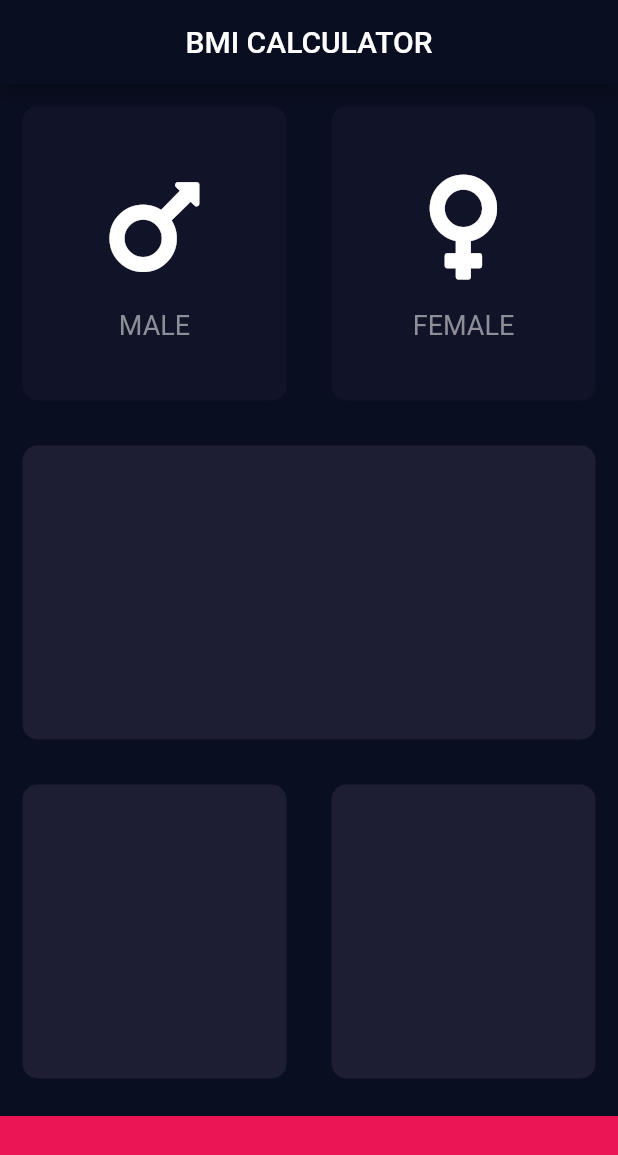
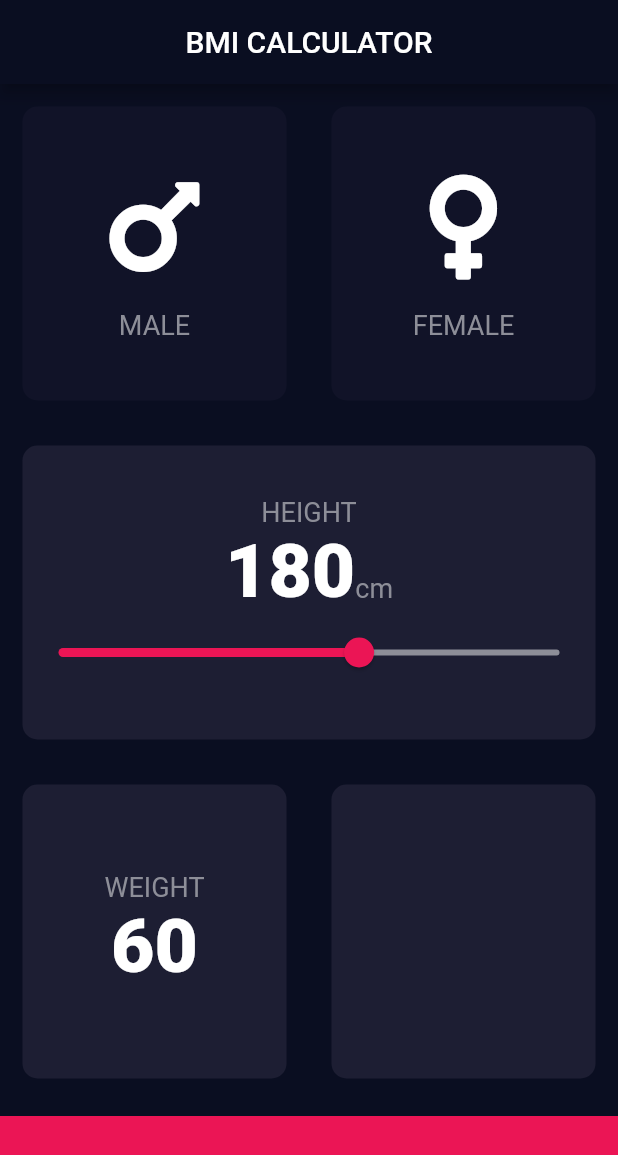
Before and after one commit to nazhimkalam/Learning-Flutter, a Flutter app: the screen it shows after launch, on a phone screen of 412 x 824 dp. Shown: the top 1155 px of the screen. Run offline on Flutter 3.47's test engine with Material 2 defaults, Android fonts, the phone set to English and light mode, and no system bars; our stand-ins replace font_awesome_flutter.

```diff
--- a/bmi_calculator/lib/ReusableCardContent.dart
+++ b/bmi_calculator/lib/ReusableCardContent.dart
@@ -1,10 +1,6 @@
 // This is the Reusable Card Content Widget
+import 'package:bmi_calculator/constants.dart';
 import 'package:flutter/material.dart';
-
-const textLabelStyle = TextStyle(
-    fontSize: 18.0,
-    color: Color(0xFF8D8E98)
-);
 
 class ReusableCardContent extends StatelessWidget {
 
@@ -29,7 +25,7 @@ class ReusableCardContent extends StatelessWidget {
         ),
         Text(
           label,
-          style: textLabelStyle
+          style: kTextLabelStyle
         )
       ],
     );
--- /dev/null
+++ b/bmi_calculator/lib/constants.dart
@@ -0,0 +1,18 @@
+import 'package:flutter/material.dart';
+
+const kBottomContainerHeight = 80.0;
+const kCardColour = 0xFF1D1E33;
+const kBottomContainerColour = 0xFFEB1555;
+const kActiveCardColor = 0xFF1D1E33;
+const kInactiveCardColor = 0xFF111328;
+
+
+const kTextLabelStyle = TextStyle(
+    fontSize: 18.0,
+    color: Color(0xFF8D8E98)
+);
+
+const kTextThickFontStyle = TextStyle(
+    fontSize: 50.0,
+    fontWeight: FontWeight.w900
+);
--- a/bmi_calculator/lib/input_page.dart
+++ b/bmi_calculator/lib/input_page.dart
@@ -1,13 +1,8 @@
 import 'package:bmi_calculator/ReusableCard.dart';
 import 'package:bmi_calculator/ReusableCardContent.dart';
+import 'package:bmi_calculator/constants.dart';
 import 'package:flutter/material.dart';
 import 'package:font_awesome_flutter/font_awesome_flutter.dart';
-
-const bottomContainerHeight = 80.0;
-const cardColour = 0xFF1D1E33;
-const bottomContainerColour = 0xFFEB1555;
-const activeCardColor = 0xFF1D1E33;
-const inactiveCardColor = 0xFF111328;
 
 // Enum created for the gender constant names
 enum Gender{
@@ -22,9 +17,11 @@ class InputPage extends StatefulWidget {
 
 class _InputPageState extends State<InputPage> {
 
-  Color maleCardColor = Color(inactiveCardColor);
-  Color femaleCardColor = Color(inactiveCardColor);
+  Color maleCardColor = Color(kInactiveCardColor);
+  Color femaleCardColor = Color(kInactiveCardColor);
   Gender selectedGender;
+  int height = 180;
+  int weight = 60;
 
   @override
   Widget build(BuildContext context) {
@@ -35,6 +32,7 @@ class _InputPageState extends State<InputPage> {
           ),
         ),
         body: Column(
+          crossAxisAlignment: CrossAxisAlignment.stretch,
           children: <Widget>[
             Expanded(
                 child: Row(
@@ -46,7 +44,7 @@ class _InputPageState extends State<InputPage> {
                             selectedGender = Gender.male;
                           });
                         },
-                        colour: selectedGender == Gender.male ? Color(activeCardColor) : Color(inactiveCardColor),
+                        colour: selectedGender == Gender.male ? Color(kActiveCardColor) : Color(kInactiveCardColor),
                         cardChild: ReusableCardContent(icon: FontAwesomeIcons.mars, label: "MALE",),
                     ),
                   ),
@@ -57,31 +55,78 @@ class _InputPageState extends State<InputPage> {
                           selectedGender = Gender.female;
                         });
                       },
-                      colour: selectedGender == Gender.female ? Color(activeCardColor) : Color(inactiveCardColor),
+                      colour: selectedGender == Gender.female ? Color(kActiveCardColor) : Color(kInactiveCardColor),
                       cardChild: ReusableCardContent(icon: FontAwesomeIcons.venus, label: "FEMALE",),
                     ),
                 ),
               ],
             )),
             Expanded(
-              child: ReusableCard(colour: Color(cardColour)),
+              child: ReusableCard(
+                  colour: Color(kCardColour),
+                  cardChild: Column(
+                    mainAxisAlignment: MainAxisAlignment.center,
+                    children: [
+                      Text("HEIGHT", style: kTextLabelStyle),
+                      Row(
+                        mainAxisAlignment: MainAxisAlignment.center,
+                        crossAxisAlignment: CrossAxisAlignment.baseline,
+                        textBaseline: TextBaseline.alphabetic,
+                        children: [
+                          Text(height.toString(), style: kTextThickFontStyle),
+                          Text("cm", style: kTextLabelStyle,)
+                        ],
+                      ),
+                      SliderTheme(
+                        data: SliderThemeData(),
+                        child: Slider(
+                            value: height.toDouble(),
+                            min: 120.0,
+                            max: 220.0,
+                            activeColor: Color(0xffeb1555),
+                            inactiveColor: Color(0xff8d8e98),
+                            onChanged: (double newValue){
+                              setState(() {
+                                height = newValue.round();
+                              });
+                            }
+                        ),
+                      )
+                    ],
+                  ),
+              ),
             ),
             Expanded(
                 child: Row(
                 children: <Widget>[
                   Expanded(
-                    child: ReusableCard(colour: Color(cardColour)),
+                    child: ReusableCard(
+                        colour: Color(kCardColour),
+                        cardChild: Column(
+                          mainAxisAlignment: MainAxisAlignment.center,
+                          children: [
+                            Text(
+                              "WEIGHT",
+                              style: kTextLabelStyle,
+                            ),
+                            Text(
+                              weight.toString(),
+                              style: kTextThickFontStyle,
+                            )
+                          ],
+                        ),
+                    ),
                   ),
                   Expanded(
-                    child: ReusableCard(colour: Color(cardColour)),
+                    child: ReusableCard(colour: Color(kCardColour)),
                 ),
               ],
             )),
             Container(
-              color: Color(bottomContainerColour),
+              color: Color(kBottomContainerColour),
               margin: EdgeInsets.only(top: 10.0),
               width: double.infinity,
-              height: bottomContainerHeight,
+              height: kBottomContainerHeight,
             )
           ],
         ));
```
